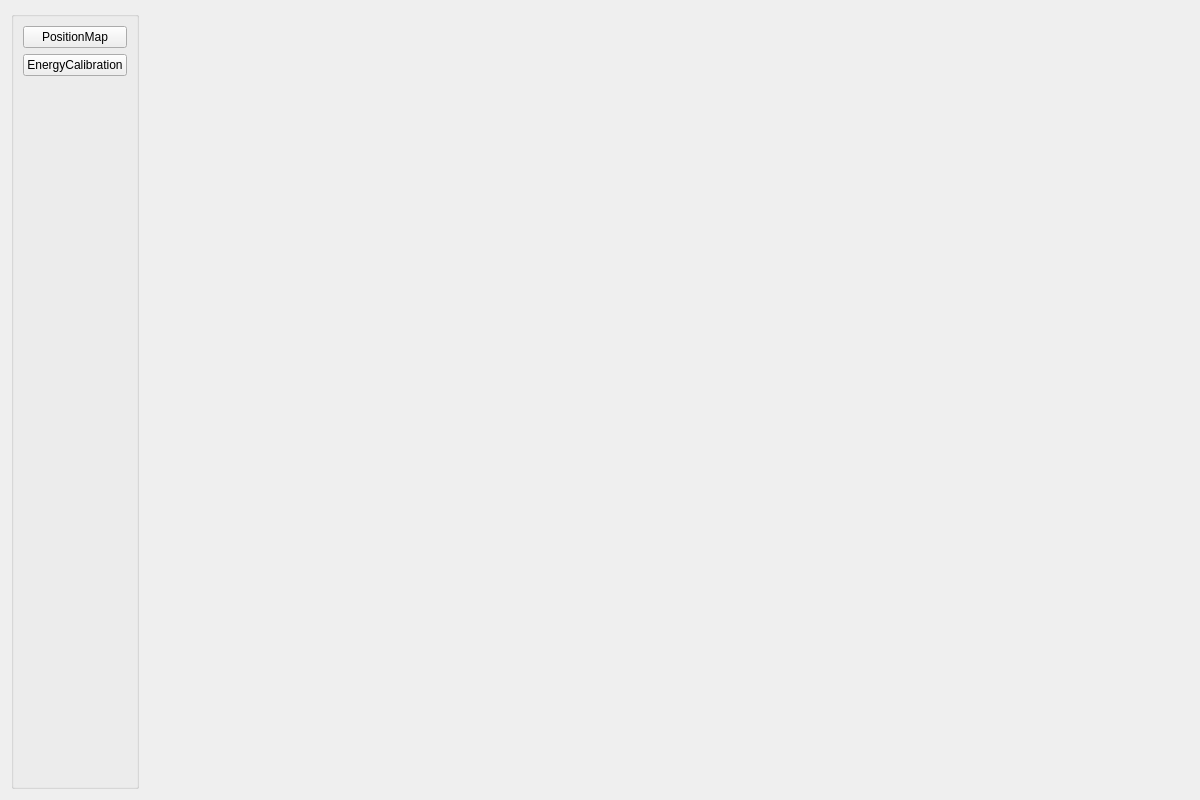
Above: ui/maincalibration.ui from h378915980/client before the change. Below: the same form after it.
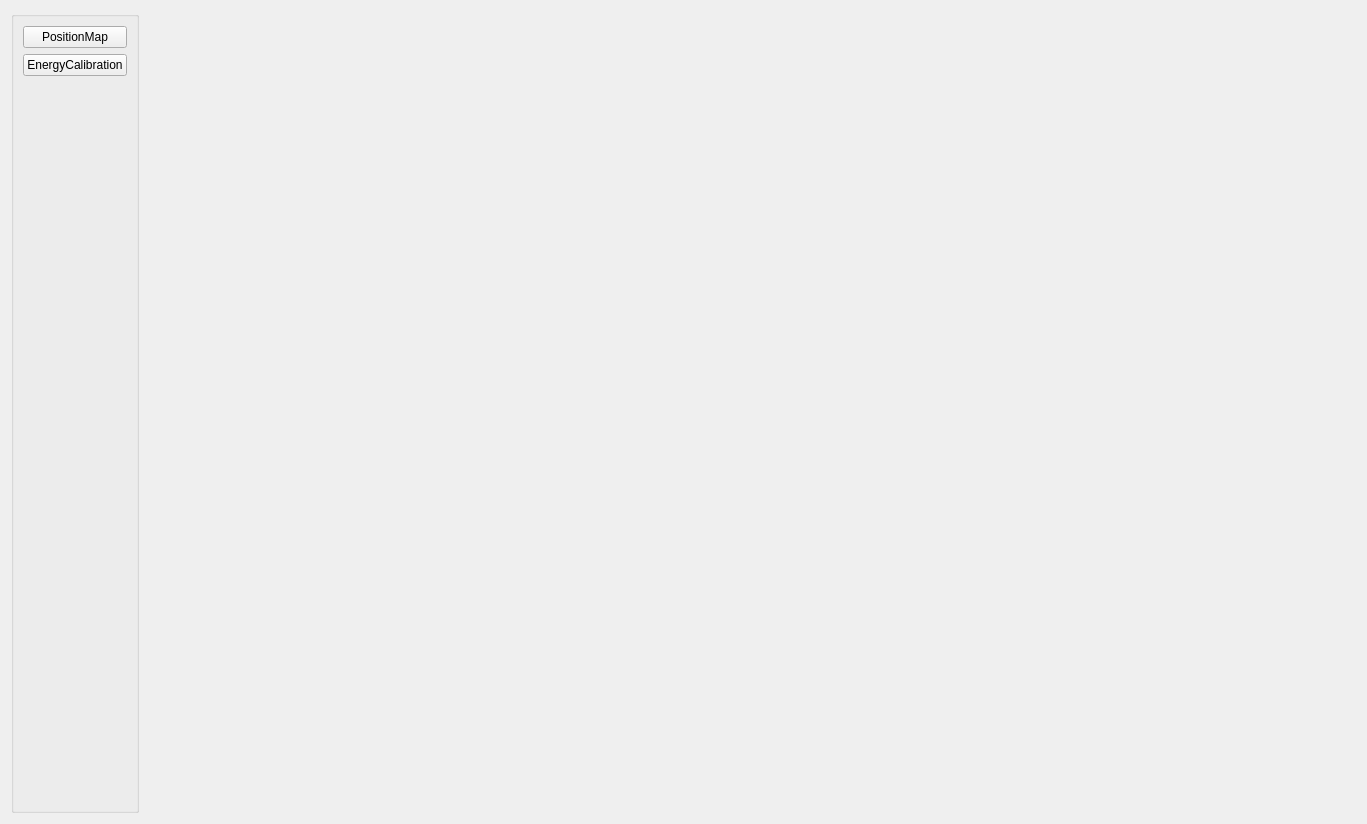
That is the form after the change.

```diff
--- a/ui/maincalibration.ui
+++ b/ui/maincalibration.ui
@@ -6,8 +6,8 @@
    <rect>
     <x>0</x>
     <y>0</y>
-    <width>1200</width>
-    <height>800</height>
+    <width>1367</width>
+    <height>824</height>
    </rect>
   </property>
   <property name="windowTitle">
```
